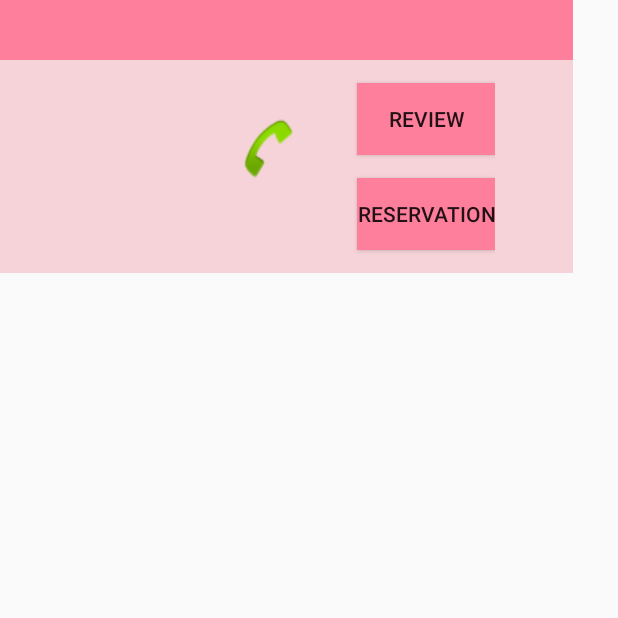
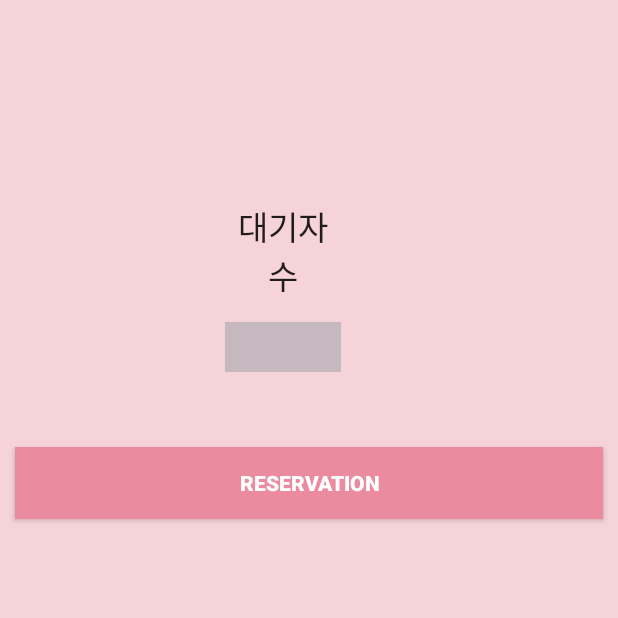
Before and after one commit to songkyunghee/quiclick, an Android app: the StoreInfoActivity screen opened directly, with no data from a screen before it, after a tap on "RESERVATION", on a phone screen of 412 x 824 dp, the top half of it. Run offline under Robolectric (Android 15) with nearby library versions, the phone set to English and light mode, and no system bars.

Commit message:
StoreInfo Activity, reservation, stofreinfo xml 구현중
storeinfo Activity 에 메뉴 리스트 뷰 빼고 나머지 가게 정보들 출력하게 만들고
reservation activity 레이아웃 구현
storeinfo activity 레이아웃 다듬음

```diff
--- a/app/src/main/AndroidManifest.xml
+++ b/app/src/main/AndroidManifest.xml
@@ -28,6 +28,7 @@
         </activity>
         <activity android:name=".ReviewActivity" />
         <activity android:name=".StoreInfoActivity" />
+        <activity android:name=".ReservationActivity" />
     </application>
 
 </manifest>
--- a/app/src/main/java/com/example/quiclick/StoreInfoActivity.java
+++ b/app/src/main/java/com/example/quiclick/StoreInfoActivity.java
@@ -16,7 +16,10 @@ import org.json.JSONObject;
 public class StoreInfoActivity extends AppCompatActivity {
     Button review_button;
     Button reservation_button;
-  TextView storename;
+    TextView text_name;
+    TextView text_des;
+    TextView text_call;
+    TextView text_add;
     @Override
     protected void onCreate(Bundle savedInstanceState) {
         super.onCreate(savedInstanceState);
@@ -25,9 +28,18 @@ public class StoreInfoActivity extends AppCompatActivity {
 
         review_button = (Button) findViewById(R.id.review_button);
         reservation_button = (Button) findViewById(R.id.reservation_button);
-         storename=(TextView)findViewById(R.id.storename);
+        text_name=(TextView)findViewById(R.id.text_name);
+        text_des=(TextView)findViewById(R.id.text_des);
+        text_call=(TextView)findViewById(R.id.text_call);
+        text_add=(TextView)findViewById(R.id.text_add);
         String name = getIntent().getStringExtra("name");
-        storename.setText(name);
+        String des=getIntent().getStringExtra("des");
+        String call=getIntent().getStringExtra("call");
+        String add=getIntent().getStringExtra("add");
+        text_name.setText(name);
+        text_des.setText(des);
+        text_call.setText(call);
+        text_add.setText(add);
         review_button.setOnClickListener(new View.OnClickListener(){
 
             @Override
@@ -59,12 +71,7 @@ public class StoreInfoActivity extends AppCompatActivity {
 
     }
 
-    public void settext (String result) {
 
-            storename.setText(result);
-
-//
-    }
 }
 //    public boolean onCreateOptionsMenu(Menu menu) { //액션바에 플러스 누르면 메뉴 추가 액티비티
 //        MenuInflater inflater = getMenuInflater();
--- a/app/src/main/res/layout/activity_reservation.xml
+++ b/app/src/main/res/layout/activity_reservation.xml
@@ -1,17 +1,54 @@
 <?xml version="1.0" encoding="utf-8"?>
 <LinearLayout xmlns:android="http://schemas.android.com/apk/res/android"
-    android:orientation="vertical" android:layout_width="match_parent"
-    android:layout_height="match_parent">
+    xmlns:app="http://schemas.android.com/apk/res-auto"
+    xmlns:tools="http://schemas.android.com/tools"
+    android:layout_width="match_parent"
+    android:layout_height="match_parent"
+    android:background="@color/colorpink1"
+    android:orientation="vertical"
+    tools:context="com.example.quiclick.ReviewActivity"
+    >
 
     <TextView
-        android:id="@+id/textView"
+        android:id="@+id/text_message"
+        android:layout_width="77dp"
+        android:layout_height="77dp"
+        android:textAlignment="center"
+        android:layout_marginTop="50dp"
+        android:textAppearance="?android:attr/textAppearanceLarge" />
+
+    <TextView
+        android:id="@+id/text_wait"
+        android:layout_width="77dp"
+        android:layout_height="77dp"
+        android:layout_marginBottom="10dp"
+        android:gravity="center_vertical|center_horizontal"
+        android:paddingBottom="7dp"
+        android:paddingTop="7dp"
+        android:layout_marginLeft="150dp"
+        android:layout_marginRight="20dp"
+        android:text="대기자 수"
+        android:textAlignment="center"
+        android:textAppearance="?android:attr/textAppearanceLarge" />
+
+    <TextView
+        android:id="@+id/text_waitnum"
         android:layout_width="77dp"
         android:layout_height="33dp"
-        android:text="대기자 수" />
+        android:layout_marginLeft="150dp"
+        android:layout_marginRight="20dp"
+        android:background="@color/colorgray"
+        android:gravity="center_horizontal" />
 
-    <TextView
-        android:id="@+id/textView2"
-        android:layout_width="77dp"
-        android:layout_height="33dp"
-        android:background="@color/colorgray" />
+    <Button
+        android:id="@+id/button_reservation"
+        android:layout_width="match_parent"
+        android:layout_height="wrap_content"
+        android:layout_marginLeft="10dp"
+        android:layout_marginRight="10dp"
+        android:layout_marginTop="50dp"
+        android:background="@color/colorpink5"
+        android:text="Reservation"
+        android:textColor="#fff"
+        android:textStyle="bold" />
 </LinearLayout>
--- a/app/src/main/res/layout/activity_storeinfo.xml
+++ b/app/src/main/res/layout/activity_storeinfo.xml
@@ -1,12 +1,14 @@
 <?xml version="1.0" encoding="utf-8"?>
-
-
 <LinearLayout xmlns:android="http://schemas.android.com/apk/res/android"
-    android:layout_width="wrap_content"
-    android:layout_height="wrap_content"
     xmlns:app="http://schemas.android.com/apk/res-auto"
+    xmlns:tools="http://schemas.android.com/tools"
+    android:layout_width="match_parent"
+    android:layout_height="match_parent"
+    android:background="@color/colorpink1"
+    android:gravity="center_horizontal"
     android:orientation="vertical"
-    android:background="@color/colorpink1"
+    tools:context="com.example.quiclick.StoreInfoActivity"
+    android:weightSum="1"
     >
 
     <LinearLayout
@@ -15,13 +17,19 @@
         android:orientation="vertical">
 
         <TextView
-            android:id="@+id/storename"
+            android:id="@+id/text_name"
             android:layout_width="match_parent"
             android:layout_height="wrap_content"
             android:background="@color/colorpink6"
+            android:gravity="center_vertical|center_horizontal"
+            android:paddingBottom="7dp"
+            android:paddingTop="7dp"
             android:textAlignment="center"
-            android:typeface= "serif"
-            android:textSize="30dp" />
+            android:textAppearance="?android:attr/textAppearanceLarge"
+            android:textSize="30dp"
+            android:typeface="serif"
+            tools:layout_editor_absoluteX="8dp"
+            tools:layout_editor_absoluteY="0dp" />
 
         <LinearLayout
             android:layout_width="match_parent"
@@ -41,47 +49,41 @@
                 android:orientation="vertical">
 
                 <TextView
-                    android:id="@+id/address"
+                    android:layout_marginTop="15dp"
+                    android:id="@+id/text_add"
                     android:layout_width="wrap_content"
                     android:layout_height="wrap_content"
-                    android:layout_weight="1"
                     android:padding="4dp"
-                    android:textColor="@color/colorPrimary"
-                    android:textSize="20dp" />
+                    android:textSize="15dp" />
 
                 <LinearLayout
                     android:layout_width="wrap_content"
                     android:layout_height="wrap_content"
-                    android:layout_weight="1">
+                    >
 
                     <TextView
-                        android:id="@+id/call"
+                        android:id="@+id/text_call"
                         android:layout_width="wrap_content"
                         android:layout_height="wrap_content"
                         android:padding="4dp"
-                        android:textColor="@color/colorPrimary"
-                        android:textSize="20dp" />
+                        android:textSize="15dp" />
 
                     <Button
 
                         android:id="@+id/buttonDialActivity"
-                        android:layout_width="40dp"
+                        android:layout_width="35dp"
                         android:layout_height="wrap_content"
                         android:layout_alignParentLeft="true"
-                        android:layout_below="@+id/buttonSecondActivity"
                         android:background="@android:drawable/sym_action_call"
-                        android:text=""
                         app:srcCompat="@android:drawable/ic_menu_call" />
                 </LinearLayout>
 
                 <TextView
-                    android:id="@+id/hour"
+                    android:id="@+id/text_des"
                     android:layout_width="wrap_content"
                     android:layout_height="wrap_content"
-                    android:layout_weight="1"
                     android:padding="4dp"
-                    android:textColor="@color/colorAccent"
-                    android:textSize="20dp" />
+                    android:textSize="15dp" />
                 //전화 폰이미지
 
 
@@ -95,7 +97,7 @@
                     android:id="@+id/review_button"
                     android:layout_width="match_parent"
                     android:layout_height="wrap_content"
-                    android:layout_marginLeft="40dp"
+                    android:layout_marginLeft="15dp"
                     android:layout_marginTop="15dp"
                     android:background="@color/colorpink6"
                     android:text="Review" />
@@ -105,7 +107,7 @@
                     android:layout_width="match_parent"
                     android:layout_height="wrap_content"
                     android:layout_marginBottom="15dp"
-                    android:layout_marginLeft="40dp"
+                    android:layout_marginLeft="15dp"
                     android:layout_marginTop="15dp"
                     android:background="@color/colorpink6"
                     android:text="Reservation" />
```
Also changed, not shown: app/src/main/java/com/example/quiclick/StoreActivity.java (+7 -0 lines).
